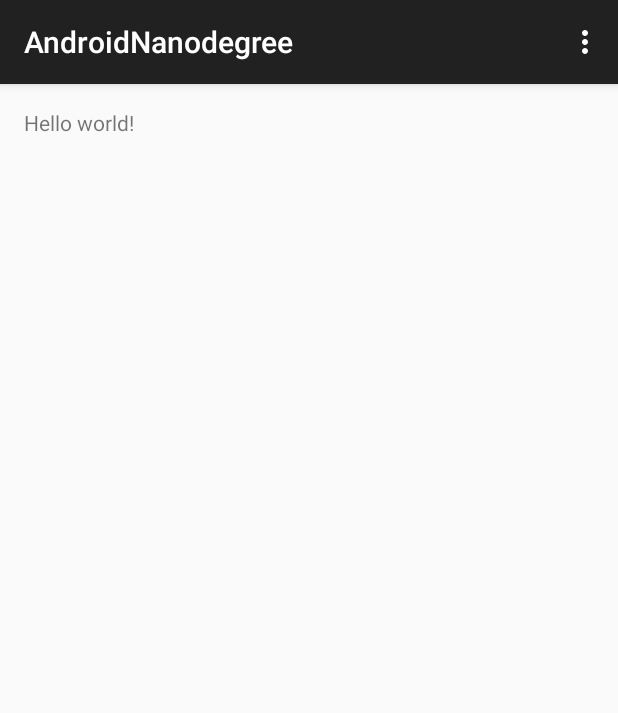
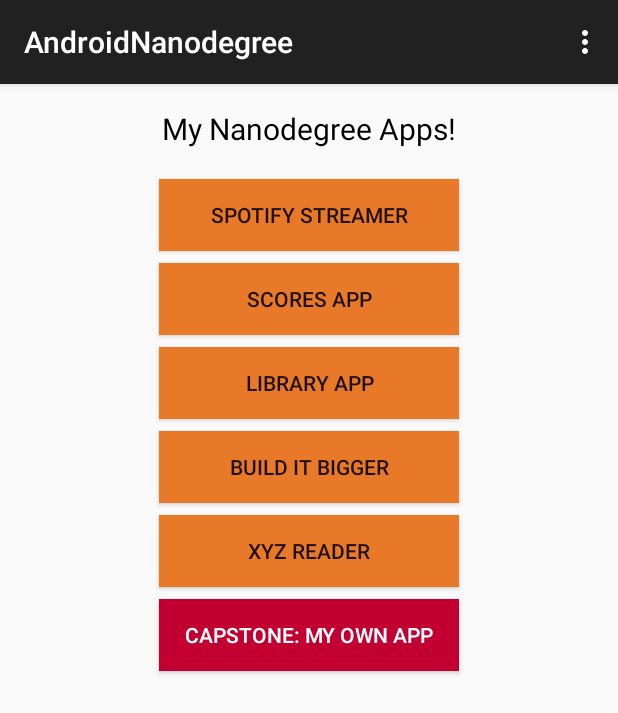
Before and after one commit to proevan/android-nanodegree, an Android app: the screen it shows after launch (MainActivity), on a phone screen of 412 x 824 dp. Shown: the top 713 px of the screen. Run offline under Robolectric (Android 15) with nearby library versions, the phone set to English and light mode, and no system bars; our stand-ins replace ButterKnife.

```diff
--- a/app/src/main/res/layout/activity_main.xml
+++ b/app/src/main/res/layout/activity_main.xml
@@ -1,16 +1,75 @@
-<RelativeLayout xmlns:android="http://schemas.android.com/apk/res/android"
+<LinearLayout xmlns:android="http://schemas.android.com/apk/res/android"
               xmlns:tools="http://schemas.android.com/tools"
               android:layout_width="match_parent"
               android:layout_height="match_parent"
+              android:orientation="vertical"
               android:paddingLeft="@dimen/activity_horizontal_margin"
               android:paddingRight="@dimen/activity_horizontal_margin"
               android:paddingTop="@dimen/activity_vertical_margin"
               android:paddingBottom="@dimen/activity_vertical_margin"
-                tools:context=".MainActivity">
+              tools:context=".MainActivity"
+              android:gravity="center_horizontal">
 
     <TextView
-        android:text="@string/hello_world"
+        android:text="@string/main_app_menu_title"
         android:layout_width="wrap_content"
-        android:layout_height="wrap_content"/>
+        android:layout_height="wrap_content"
+        android:textColor="@android:color/black"
+        android:textSize="20sp"/>
 
-</RelativeLayout>
+    <Button
+        android:id="@+id/app_button_spotify_streamer"
+        android:layout_width="wrap_content"
+        android:layout_height="wrap_content"
+        android:text="@string/app_button_spotify_streamer"
+        android:minWidth="200dp"
+        android:layout_marginTop="20dp"
+        android:background="@color/app_button_practice_app"/>
+
+    <Button
+        android:id="@+id/app_button_football_scores"
+        android:layout_width="wrap_content"
+        android:layout_height="wrap_content"
+        android:text="@string/app_button_football_scores"
+        android:minWidth="200dp"
+        android:layout_marginTop="8dp"
+        android:background="@color/app_button_practice_app"/>
+
+    <Button
+        android:id="@+id/app_button_library_app"
+        android:layout_width="wrap_content"
+        android:layout_height="wrap_content"
+        android:text="@string/app_button_library_app"
+        android:minWidth="200dp"
+        android:layout_marginTop="8dp"
+        android:background="@color/app_button_practice_app"/>
+
+    <Button
+        android:id="@+id/app_button_build_it_bigger"
+        android:layout_width="wrap_content"
+        android:layout_height="wrap_content"
+        android:text="@string/app_button_build_it_bigger"
+        android:minWidth="200dp"
+        android:layout_marginTop="8dp"
+        android:background="@color/app_button_practice_app"/>
+
+    <Button
+        android:id="@+id/app_button_xyz_reader"
+        android:layout_width="wrap_content"
+        android:layout_height="wrap_content"
+        android:text="@string/app_button_xyz_reader"
+        android:minWidth="200dp"
+        android:layout_marginTop="8dp"
+        android:background="@color/app_button_practice_app"/>
+
+    <Button
+        android:id="@+id/app_button_my_own_app"
+        android:layout_width="wrap_content"
+        android:layout_height="wrap_content"
+        android:text="@string/app_button_my_own_app"
+        android:minWidth="200dp"
+        android:layout_marginTop="8dp"
+        android:textColor="@android:color/white"
+        android:background="@color/app_button_my_own_app"/>
+
+</LinearLayout>
--- /dev/null
+++ b/app/src/main/res/values/colors.xml
@@ -0,0 +1,5 @@
+<?xml version="1.0" encoding="utf-8"?>
+<resources>
+    <color name="app_button_practice_app">#E87929</color>
+    <color name="app_button_my_own_app">#c10031</color>
+</resources>
--- a/app/src/main/res/values/strings.xml
+++ b/app/src/main/res/values/strings.xml
@@ -1,6 +1,19 @@
 <resources>
     <string name="app_name">AndroidNanodegree</string>
 
-    <string name="hello_world">Hello world!</string>
     <string name="action_settings">Settings</string>
+
+    <string name="main_app_menu_title">My Nanodegree Apps!</string>
+    <string name="app_button_spotify_streamer">SPOTIFY STREAMER</string>
+    <string name="app_button_my_own_app">CAPSTONE: MY OWN APP</string>
+    <string name="app_button_xyz_reader">XYZ READER</string>
+    <string name="app_button_build_it_bigger">BUILD IT BIGGER</string>
+    <string name="app_button_library_app">LIBRARY APP</string>
+    <string name="app_button_football_scores">SCORES APP</string>
+    <string name="spotify_streamer_app_button_hint">This button will launch spotify streamer app!</string>
+    <string name="football_scores_app_button_hint">This button will launch football scores app!</string>
+    <string name="library_app_button_hint">This button will launch library app!</string>
+    <string name="build_it_bigger_app_button_hint">This button will launch build it bigger app!</string>
+    <string name="xyz_reader_app_button_hint">This button will launch XYZ reader app!</string>
+    <string name="my_own_app_button_hint">This button will launch my own app!</string>
 </resources>
```
Also changed, not shown: app/build.gradle (+13 -1 lines), app/src/main/java/com/proevan/androidnanodegree/MainActivity.java (+46 -0 lines), 2 other files. Lines whose indentation alone changed are shown as unchanged.
